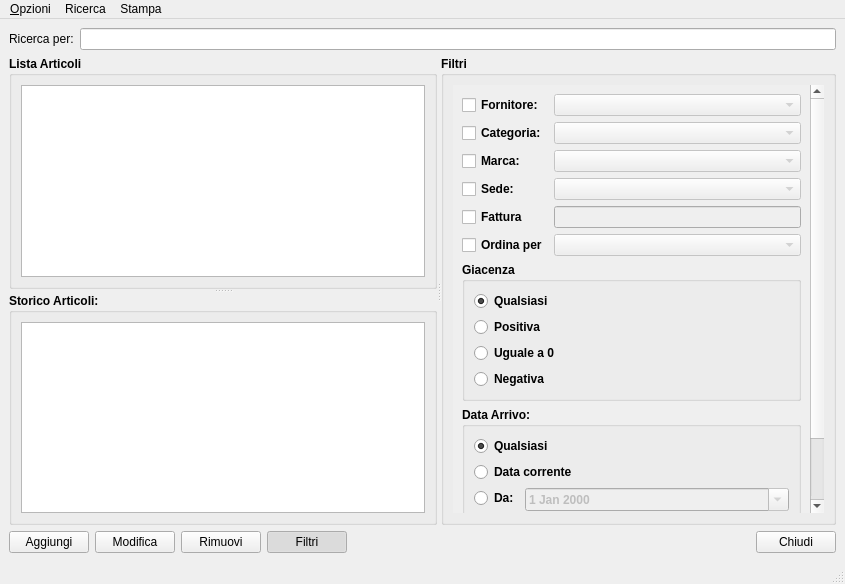
kvsd/Gestionale, file moduleMagazzino/magazzinowindow.ui: the form before one commit.
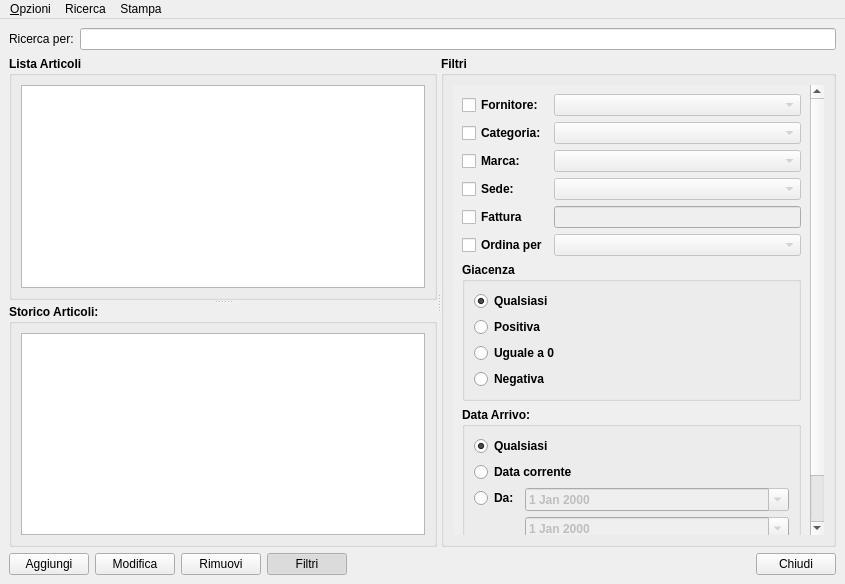
The form after the commit.

Commit message: Rimossa status bar da MagazzinoWindow.

Diff of the .ui file:
```diff
--- a/moduleMagazzino/magazzinowindow.ui
+++ b/moduleMagazzino/magazzinowindow.ui
@@ -160,8 +160,8 @@
             <rect>
              <x>0</x>
              <y>0</y>
-             <width>371</width>
-             <height>518</height>
+             <width>388</width>
+             <height>534</height>
             </rect>
            </property>
            <layout class="QVBoxLayout" name="verticalLayout_4">
@@ -502,7 +502,6 @@
    <addaction name="menuRicerca"/>
    <addaction name="menuStampa"/>
   </widget>
-  <widget class="QStatusBar" name="statusbar"/>
   <action name="actionCod_Articolo">
    <property name="checkable">
     <bool>true</bool>
```
Left out of the diff: 2 changed lines with no effect on the pictures.
